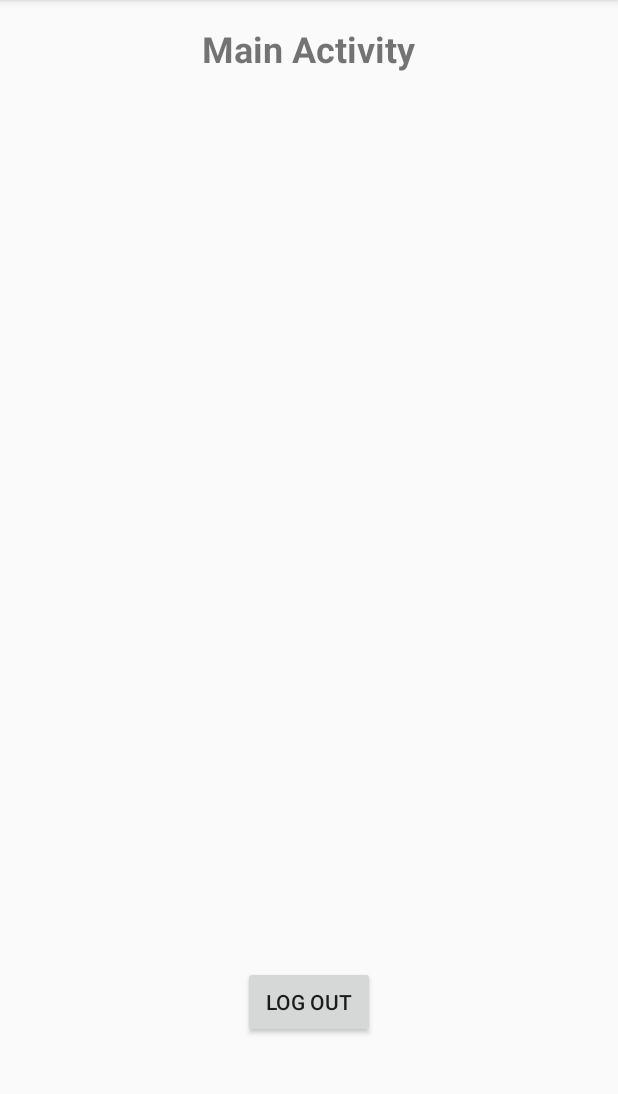
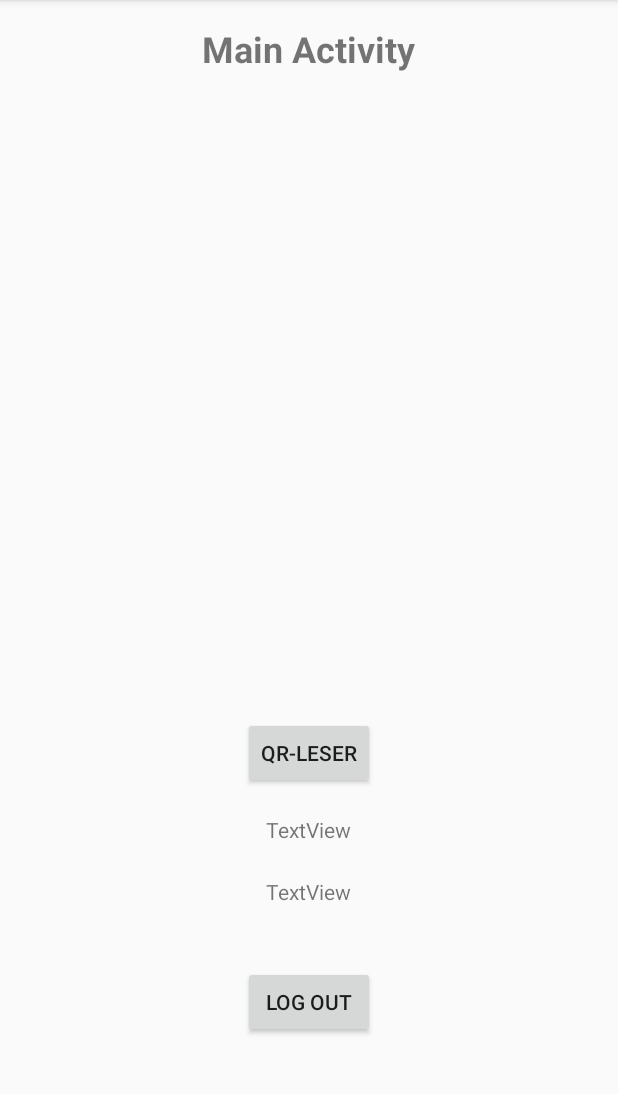
Before and after one commit to rmnss/LunchApp, an Android app: the MainActivity screen opened directly, with no data from a screen before it, on a phone screen of 412 x 824 dp, the part 84-1178 px from its top. Run offline under Robolectric (Android 15) with nearby library versions, the phone set to English and light mode, and no system bars.

Commit message:
Lagt til permissionsjekk for kamera i manifest og MainActivity. Lagt til QRActivity, starter QR-leseren og sjekker om riktig kode har blit lest av. Lagt til knapp som leder til QR-scanneren. Sender resultat fra QRActivity tilbake til mainActivity

```diff
--- a/app/build.gradle
+++ b/app/build.gradle
@@ -24,7 +24,9 @@ dependencies {
     androidTestCompile('com.android.support.test.espresso:espresso-core:2.2.2', {
         exclude group: 'com.android.support', module: 'support-annotations'
     })
-    compile 'com.android.support:appcompat-v7:25.1.0'
+
+    compile 'com.android.support:appcompat-v7:25.1.0' //kan oppdateres til 25.3.0
+    compile 'com.mcxiaoke.volley:library-aar:1.0.0'
     testCompile 'junit:junit:4.12'
-    compile 'com.mcxiaoke.volley:library-aar:1.0.0'
+    compile 'me.dm7.barcodescanner:zxing:1.8.4'
 }
--- a/app/src/main/java/com/hfda/LunchApp/activity/MainActivity.java
+++ b/app/src/main/java/com/hfda/LunchApp/activity/MainActivity.java
@@ -1,45 +1,53 @@
 package com.hfda.LunchApp.activity;
 
+import android.Manifest;
 import android.content.Intent;
+import android.content.pm.PackageManager;
+import android.support.v4.app.ActivityCompat;
+import android.support.v4.content.ContextCompat;
 import android.support.v7.app.AppCompatActivity;
 import android.os.Bundle;
 import android.view.View;
 import android.widget.Button;
+import android.widget.TextView;
+import android.widget.Toast;
 
 import com.hfda.LunchApp.helper.LunchDBhelper;
 import com.hfda.LunchApp.helper.SessionManager;
 
 import com.hfda.LunchApp.R;
 
+import java.util.ArrayList;
+import java.util.List;
+
 public class MainActivity extends AppCompatActivity {
+    //Må være i første acitivity
+    public static final int MY_PERMISSIONS_REQUEST_CAMERA = 1;
+
+    //Må være før qr-scanneren
+    private static final int SECOND_ACTIVITY_RESULT_CODE = 0;
 
     private SessionManager session;
     private LunchDBhelper db;
     private Button btnLogout;
+
+    private String klipp = "cOFD87zuFbrYdRfKwz5m";
+    private Integer klippNR = 0;
+    private String nyttKort = "4YzY3vyBEl0gPoxuvCAB";
+    private Integer kortNr = 0;
 
     @Override
     protected void onCreate(Bundle savedInstanceState) {
         super.onCreate(savedInstanceState);
         setContentView(R.layout.activity_main);
 
+        checkRequestPermission();
+
         btnLogout = (Button) findViewById(R.id.btnLogOut);
         session = new SessionManager(getApplicationContext());
 
         //Creates database handler
         db = new LunchDBhelper(getApplicationContext());
-
-
-
-
-
-
-
-
-
-
-
-
-
 
         // Logout button Click Event
         btnLogout.setOnClickListener(new View.OnClickListener() {
@@ -50,6 +58,54 @@ public class MainActivity extends AppCompatActivity {
         });
     }
 
+
+    //sjekker kameratillatelser, hvis kameraet ikke er tillat vil den spørre om det
+    private boolean checkRequestPermission() {
+        int camera = ContextCompat.checkSelfPermission(this, Manifest.permission.CAMERA);
+        List<String> listPermissionsNeeded = new ArrayList<>();
+
+        if (camera != PackageManager.PERMISSION_GRANTED) {
+            listPermissionsNeeded.add(Manifest.permission.CAMERA);
+        }
+        if (!listPermissionsNeeded.isEmpty()) {
+            ActivityCompat.requestPermissions(this, listPermissionsNeeded.toArray(new String[listPermissionsNeeded.size()]), MY_PERMISSIONS_REQUEST_CAMERA);
+            return false;
+        }
+        return true;
+    }
+
+    public void onClickQR(View v) {
+        if (checkRequestPermission()) {
+            //Intent i = new Intent(getApplicationContext(), QRActivity.class);
+            //startActivity(i);
+            Intent intent = new Intent(this, QRActivity.class);
+            startActivityForResult(intent, SECOND_ACTIVITY_RESULT_CODE);
+        } else
+            Toast.makeText(this, "Godkjenn kamera-appen og trykk igjen", Toast.LENGTH_LONG).show();
+
+    }
+
+    @Override
+    protected void onActivityResult(int requestCode, int resultCode, Intent data) {
+        super.onActivityResult(requestCode, resultCode, data);
+
+        if (requestCode == SECOND_ACTIVITY_RESULT_CODE) {
+            if (resultCode == RESULT_OK) {
+
+                String returnString = data.getStringExtra("keyName");
+
+                if (returnString.equals(klipp)) {
+                    klippNR += 1;
+                    TextView textView = (TextView) findViewById(R.id.textView);
+                    textView.setText(klippNR.toString());
+                } else if (returnString.equals(nyttKort)) {
+                    kortNr += 1;
+                    TextView textView2 = (TextView) findViewById(R.id.textView2);
+                    textView2.setText((kortNr.toString()));
+                } else Toast.makeText(this, "Feil kode!", Toast.LENGTH_LONG).show();
+            }
+        }
+    }
 
 
 
--- a/app/src/main/res/layout/activity_main.xml
+++ b/app/src/main/res/layout/activity_main.xml
@@ -19,6 +19,16 @@
         android:layout_alignParentBottom="true"
         android:layout_centerHorizontal="true" />
 
+    <Button
+        android:text="QR-Leser"
+        android:onClick="onClickQR"
+        android:layout_width="wrap_content"
+        android:layout_height="wrap_content"
+        android:id="@+id/btnQR"
+        android:layout_above="@+id/btnLogOut"
+        android:layout_alignStart="@+id/btnLogOut"
+        android:layout_marginBottom="118dp" />
+
     <TextView
         android:layout_width="wrap_content"
         android:layout_height="wrap_content"
@@ -28,4 +38,22 @@
         android:textStyle="normal|bold"
         android:textSize="24sp" />
 
+    <TextView
+        android:id="@+id/textView"
+        android:layout_width="wrap_content"
+        android:layout_height="wrap_content"
+        android:layout_alignTop="@+id/btnQR"
+        android:layout_centerHorizontal="true"
+        android:layout_marginTop="65dp"
+        android:text="TextView" />
+
+    <TextView
+        android:id="@+id/textView2"
+        android:layout_width="wrap_content"
+        android:layout_height="wrap_content"
+        android:layout_alignEnd="@+id/textView"
+        android:layout_below="@+id/textView"
+        android:layout_marginTop="22dp"
+        android:text="TextView" />
+
 </RelativeLayout>
```
Also changed, not shown: app/src/main/AndroidManifest.xml (+4 -4 lines), app/src/main/java/com/hfda/LunchApp/activity/QRActivity.java (added, +47 -0 lines), app/src/main/res/layout/activity_qr.xml (added, +8 -0 lines).
